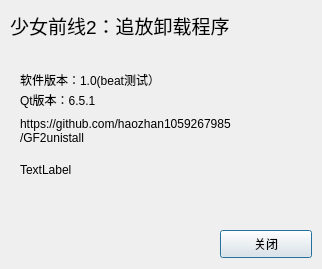
Old version of the form dialog.ui in the repository haozhan1059267985/GF2unistall.
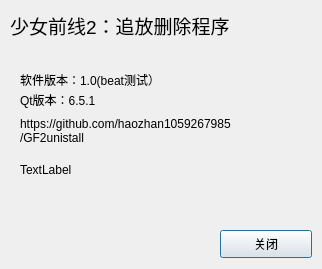
New version of the form.

What changed in the file:
```diff
--- a/dialog.ui
+++ b/dialog.ui
@@ -41,7 +41,7 @@
     </font>
    </property>
    <property name="text">
-    <string>少女前线2：追放卸载程序</string>
+    <string>少女前线2：追放删除程序</string>
    </property>
   </widget>
   <widget class="QLabel" name="label_2">
```
Left out of the diff: 2 changed lines with no effect on the pictures.
